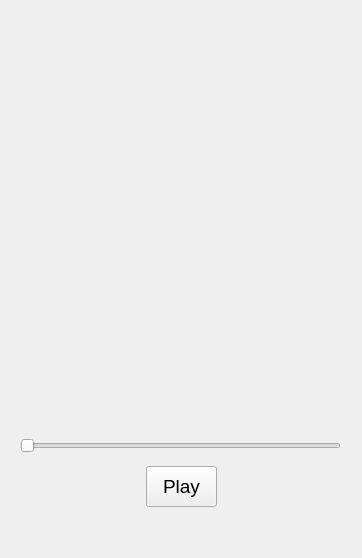
The window that PDUtilities/ui_layouts/song_display_layout.ui (emretanirgan/ParadiddleUtilities) describes before a commit, drawn with Qt 5.
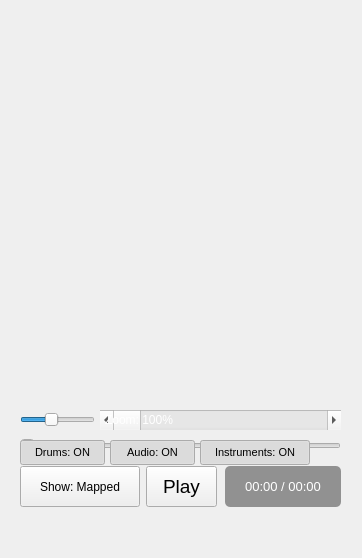
The same window after the commit.

Commit message: WIP new feature: song previewing in timeline view

Diff of the .ui file:
```diff
--- a/PDUtilities/ui_layouts/song_display_layout.ui
+++ b/PDUtilities/ui_layouts/song_display_layout.ui
@@ -45,6 +45,176 @@
      <enum>Qt::Horizontal</enum>
     </property>
    </widget>
+   <widget class="QPushButton" name="viewModeToggleButton">
+    <property name="geometry">
+     <rect>
+      <x>20</x>
+      <y>466</y>
+      <width>120</width>
+      <height>41</height>
+     </rect>
+    </property>
+    <property name="font">
+     <font>
+      <pointsize>9</pointsize>
+     </font>
+    </property>
+    <property name="text">
+     <string>Show: Mapped</string>
+    </property>
+   </widget>
+   <widget class="QScrollBar" name="horizontalScrollBar">
+    <property name="geometry">
+     <rect>
+      <x>100</x>
+      <y>410</y>
+      <width>241</width>
+      <height>20</height>
+     </rect>
+    </property>
+    <property name="orientation">
+     <enum>Qt::Horizontal</enum>
+    </property>
+   </widget>
+   <widget class="QSlider" name="zoomSlider">
+    <property name="geometry">
+     <rect>
+      <x>20</x>
+      <y>410</y>
+      <width>75</width>
+      <height>20</height>
+     </rect>
+    </property>
+    <property name="minimum">
+     <number>1</number>
+    </property>
+    <property name="maximum">
+     <number>250</number>
+    </property>
+    <property name="value">
+     <number>100</number>
+    </property>
+    <property name="orientation">
+     <enum>Qt::Horizontal</enum>
+    </property>
+   </widget>
+   <widget class="QLabel" name="timeLabel">
+    <property name="geometry">
+     <rect>
+      <x>225</x>
+      <y>466</y>
+      <width>116</width>
+      <height>41</height>
+     </rect>
+    </property>
+    <property name="font">
+     <font>
+      <pointsize>10</pointsize>
+     </font>
+    </property>
+    <property name="text">
+     <string>00:00 / 00:00</string>
+    </property>
+    <property name="alignment">
+     <set>Qt::AlignCenter</set>
+    </property>
+    <property name="styleSheet">
+     <string>color: white; background-color: rgba(0, 0, 0, 100); border-radius: 5px;</string>
+    </property>
+   </widget>
+   <widget class="QLabel" name="zoomLabel">
+    <property name="geometry">
+     <rect>
+      <x>105</x>
+      <y>410</y>
+      <width>80</width>
+      <height>20</height>
+     </rect>
+    </property>
+    <property name="font">
+     <font>
+      <pointsize>9</pointsize>
+     </font>
+    </property>
+    <property name="text">
+     <string>Zoom: 100%</string>
+    </property>
+    <property name="styleSheet">
+     <string>color: white;</string>
+    </property>
+   </widget>
+   <widget class="QPushButton" name="drumSoundsToggle">
+    <property name="geometry">
+     <rect>
+      <x>20</x>
+      <y>440</y>
+      <width>85</width>
+      <height>25</height>
+     </rect>
+    </property>
+    <property name="font">
+     <font>
+      <pointsize>8</pointsize>
+     </font>
+    </property>
+    <property name="text">
+     <string>Drums: ON</string>
+    </property>
+    <property name="checkable">
+     <bool>true</bool>
+    </property>
+    <property name="checked">
+     <bool>true</bool>
+    </property>
+   </widget>
+   <widget class="QPushButton" name="audioTrackToggle">
+    <property name="geometry">
+     <rect>
+      <x>110</x>
+      <y>440</y>
+      <width>85</width>
+      <height>25</height>
+     </rect>
+    </property>
+    <property name="font">
+     <font>
+      <pointsize>8</pointsize>
+     </font>
+    </property>
+    <property name="text">
+     <string>Audio: ON</string>
+    </property>
+    <property name="checkable">
+     <bool>true</bool>
+    </property>
+    <property name="checked">
+     <bool>true</bool>
+    </property>
+   </widget>
+   <widget class="QPushButton" name="instrumentSoundsToggle">
+    <property name="geometry">
+     <rect>
+      <x>200</x>
+      <y>440</y>
+      <width>110</width>
+      <height>25</height>
+     </rect>
+    </property>
+    <property name="font">
+     <font>
+      <pointsize>8</pointsize>
+     </font>
+    </property>
+    <property name="text">
+     <string>Instruments: ON</string>
+    </property>
+    <property name="checkable">
+     <bool>true</bool>
+    </property>
+    <property name="checked">
+     <bool>true</bool>
+    </property>
+   </widget>
   </widget>
  </widget>
  <resources/>
```
The commit also changes 2 other files.
